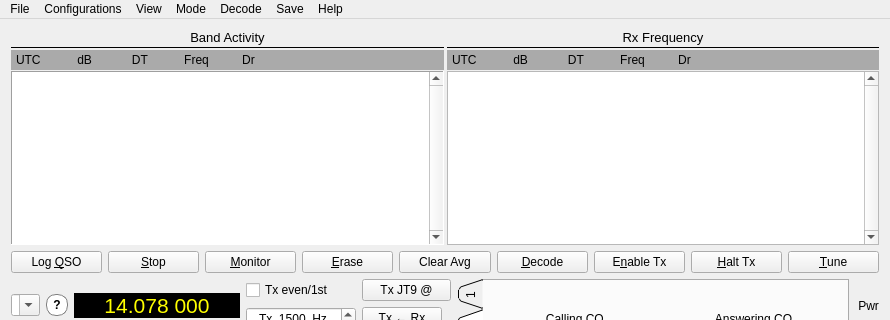
This is mainwindow.ui in saitohirga/WSJT-X as Qt 5 draws it before an edit; both pictures show x 0 to 890 and y 0 to 320 of the 890 by 560 pixel window. The edited form follows.
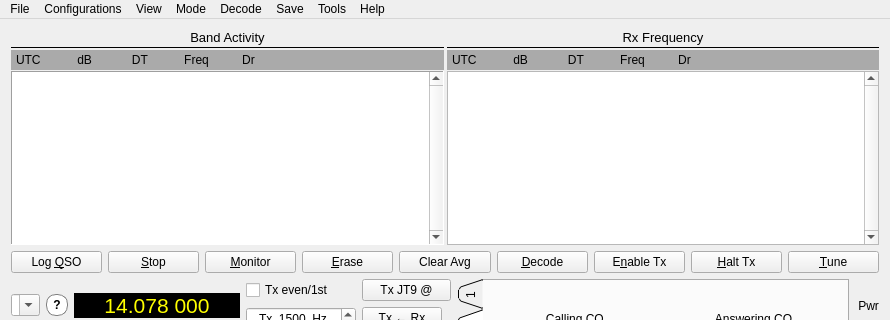
This is the edited form. Custom widgets are drawn as their Qt base class.

The edit to the form file:
```diff
--- a/mainwindow.ui
+++ b/mainwindow.ui
@@ -2459,12 +2459,21 @@
      <string>Configurations</string>
     </property>
    </widget>
+   <widget class="QMenu" name="menuTools">
+    <property name="title">
+     <string>Tools</string>
+    </property>
+    <addaction name="actionMeasure_reference_spectrum"/>
+    <addaction name="actionErase_reference_spectrum"/>
+    <addaction name="actionFrequency_calibration"/>
+   </widget>
    <addaction name="menuFile"/>
    <addaction name="menuConfig"/>
    <addaction name="menuView"/>
    <addaction name="menuMode"/>
    <addaction name="menuDecode"/>
    <addaction name="menuSave"/>
+   <addaction name="menuTools"/>
    <addaction name="menuHelp"/>
   </widget>
   <widget class="QStatusBar" name="statusBar"/>
```
Left out of the diff: 31 changed lines with no effect on the pictures.
